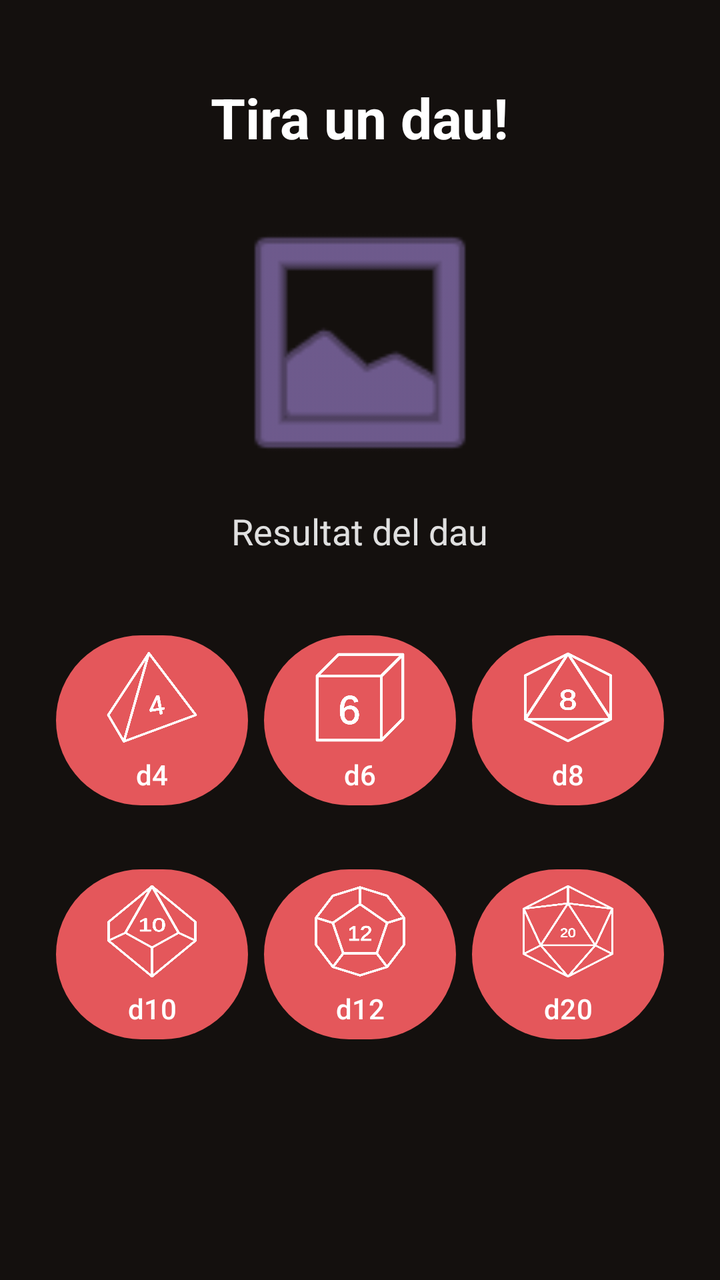
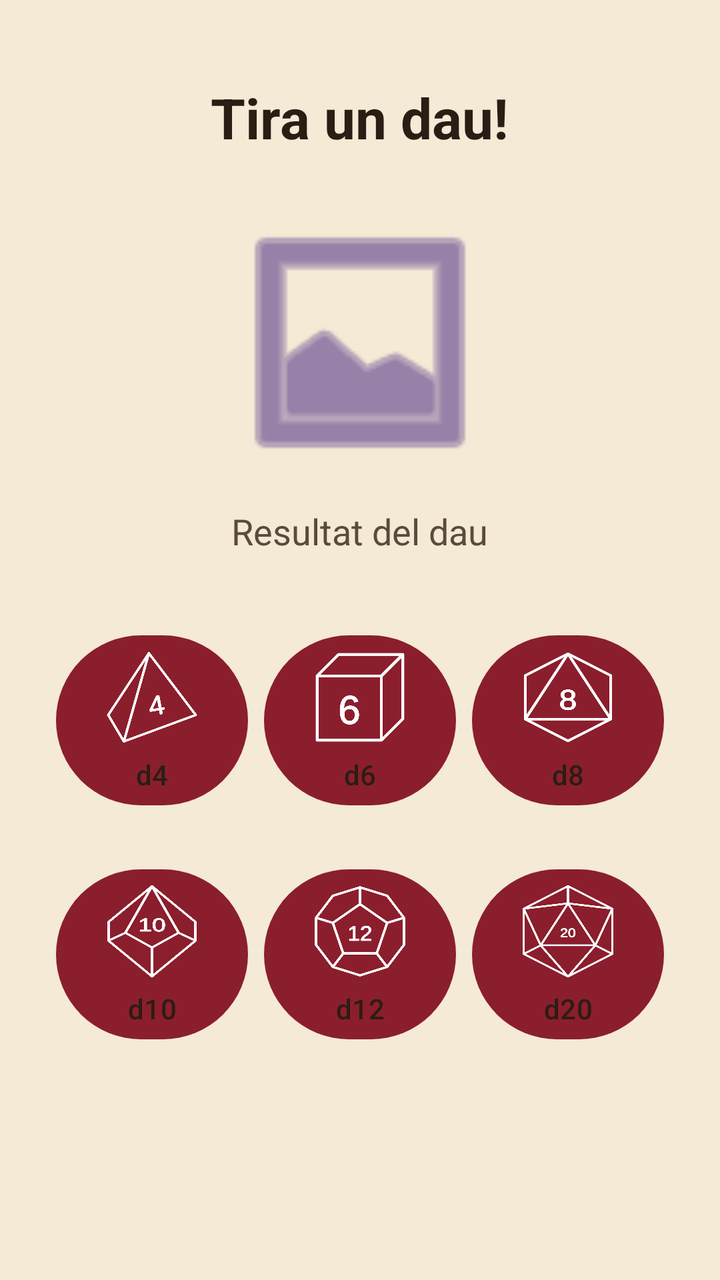

The first picture is an Android layout as it rendered before a commit; the second is the same layout after the commit. The layout source and the unified diff follow.
<!-- AndroidManifest.xml: application theme Theme.DnDiceCompanion -->
<!-- res/layout/fragment_daus.xml -->
<?xml version="1.0" encoding="utf-8"?>
<LinearLayout xmlns:android="http://schemas.android.com/apk/res/android"
    xmlns:app="http://schemas.android.com/apk/res-auto"
    xmlns:tools="http://schemas.android.com/tools"
    android:id="@+id/main"
    android:layout_width="match_parent"
    android:layout_height="match_parent"
    android:orientation="vertical"
    android:gravity="center_horizontal"
    android:padding="24dp"
    android:background="@color/fons_fosc"
    tools:context=".MainActivity">

    <TextView
        android:id="@+id/tv_title"
        android:layout_width="wrap_content"
        android:layout_height="wrap_content"
        android:layout_marginTop="16dp"
        android:layout_marginBottom="24dp"
        android:gravity="center"
        android:text="@string/roll_dice_title"
        android:textColor="@color/text_principal_fosc"
        android:textSize="28sp"
        android:textStyle="bold" />

    <LinearLayout
        android:id="@+id/layout_upper_section"
        android:layout_width="match_parent"
        android:layout_height="wrap_content"
        android:orientation="vertical"
        android:gravity="center"
        android:layout_marginBottom="32dp">

        <ImageView
            android:id="@+id/iv_dice_image"
            android:layout_width="140dp"
            android:layout_height="140dp"
            android:layout_gravity="center_horizontal"
            android:layout_marginBottom="12dp"
            android:contentDescription="@string/dice_image_desc"
            android:src="@android:drawable/ic_menu_gallery"
            app:tint="@color/accent_arca_fosc" />

        <TextView
            android:id="@+id/tv_dice_result"
            android:layout_width="wrap_content"
            android:layout_height="wrap_content"
            android:layout_gravity="center_horizontal"
            android:gravity="center"
            android:text="@string/dice_result_placeholder"
            android:textColor="@color/text_secundari_fosc"
            android:textSize="18sp" />
    </LinearLayout>

    <LinearLayout
        android:id="@+id/layout_buttons_container"
        android:layout_width="match_parent"
        android:layout_height="wrap_content"
        android:orientation="vertical"
        android:gravity="center">

        <LinearLayout
            android:id="@+id/layout_row1"
            android:layout_width="match_parent"
            android:layout_height="wrap_content"
            android:orientation="horizontal"
            android:gravity="center"
            android:layout_marginBottom="16dp">

            <com.google.android.material.button.MaterialButton
                android:id="@+id/btn_d4"
                android:layout_width="0dp"
                android:layout_height="wrap_content"
                android:layout_weight="1"
                android:layout_margin="4dp"
                android:text="@string/d4"
                android:contentDescription="@string/d4"
                android:textColor="@color/text_principal_fosc"
                app:backgroundTint="@color/primari_roig_brasa_fosc"
                app:icon="@drawable/dice4"
                app:iconSize="50dp"
                app:iconGravity="top"
                app:iconPadding="4dp" />

            <com.google.android.material.button.MaterialButton
                android:id="@+id/btn_d6"
                android:layout_width="0dp"
                android:layout_height="wrap_content"
                android:layout_weight="1"
                android:layout_margin="4dp"
                android:text="@string/d6"
                android:contentDescription="@string/d6"
                android:textColor="@color/text_principal_fosc"
                app:backgroundTint="@color/primari_roig_brasa_fosc"
                app:icon="@drawable/dice6"
                app:iconSize="50dp"
                app:iconGravity="top"
                app:iconPadding="4dp" />

            <com.google.android.material.button.MaterialButton
                android:id="@+id/btn_d8"
                android:layout_width="0dp"
                android:layout_height="wrap_content"
                android:layout_weight="1"
                android:layout_margin="4dp"
                android:text="@string/d8"
                android:contentDescription="@string/d8"
                android:textColor="@color/text_principal_fosc"
                app:backgroundTint="@color/primari_roig_brasa_fosc"
                app:icon="@drawable/dice8"
                app:iconSize="50dp"
                app:iconGravity="top"
                app:iconPadding="4dp" />

        </LinearLayout>

        <LinearLayout
            android:id="@+id/layout_row2"
            android:layout_width="match_parent"
            android:layout_height="wrap_content"
            android:orientation="horizontal"
            android:gravity="center">

            <com.google.android.material.button.MaterialButton
                android:id="@+id/btn_d10"
                android:layout_width="0dp"
                android:layout_height="wrap_content"
                android:layout_weight="1"
                android:layout_margin="4dp"
                android:text="@string/d10"
                android:contentDescription="@string/d10"
                android:textColor="@color/text_principal_fosc"
                app:backgroundTint="@color/primari_roig_brasa_fosc"
                app:icon="@drawable/dice10"
                app:iconSize="50dp"
                app:iconGravity="top"
                app:iconPadding="4dp" />

            <com.google.android.material.button.MaterialButton
                android:id="@+id/btn_d12"
                android:layout_width="0dp"
                android:layout_height="wrap_content"
                android:layout_weight="1"
                android:layout_margin="4dp"
                android:text="@string/d12"
                android:contentDescription="@string/d12"
                android:textColor="@color/text_principal_fosc"
                app:backgroundTint="@color/primari_roig_brasa_fosc"
                app:icon="@drawable/dice12"
                app:iconSize="50dp"
                app:iconGravity="top"
                app:iconPadding="4dp" />

            <com.google.android.material.button.MaterialButton
                android:id="@+id/btn_d20"
                android:layout_width="0dp"
                android:layout_height="wrap_content"
                android:layout_weight="1"
                android:layout_margin="4dp"
                android:text="@string/d20"
                android:contentDescription="@string/d20"
                android:textColor="@color/text_principal_fosc"
                app:backgroundTint="@color/primari_roig_brasa_fosc"
                app:icon="@drawable/dice20"
                app:iconSize="50dp"
                app:iconGravity="top"
                app:iconPadding="4dp" />

        </LinearLayout>

    </LinearLayout>

</LinearLayout>
<!-- resources referenced by this layout -->
<resources>
  <color name="accent_arca_fosc">#A98BE0</color>
  <color name="fons_fosc">#14100E</color>
  <color name="primari_roig_brasa_fosc">#E4575B</color>
  <color name="text_principal_fosc">#FFFFFF</color>
  <color name="text_secundari_fosc">#E0E0E0</color>
  <!-- drawable dice4 (drawable) -->
  <vector xmlns:android="http://schemas.android.com/apk/res/android"
      android:width="320dp"
      android:height="340dp"
      android:viewportWidth="160"
      android:viewportHeight="170">
    <path
        android:pathData="M75,10L35,160L150,115Z"
        android:strokeLineJoin="round"
        android:strokeWidth="4"
        android:fillColor="#00000000"
        android:strokeColor="#000000"
        android:strokeLineCap="round"/>
    <path
        android:pathData="M75,10L10,115L35,160Z"
        android:strokeLineJoin="round"
        android:strokeWidth="4"
        android:fillColor="#00000000"
        android:strokeColor="#000000"
        android:strokeLineCap="round"/>
    <path
        android:pathData="M95.51,105.98 L96.76,113.03 93,113.7 91.75,106.64 77.06,109.23 76.52,106.13 87.08,82.6 91.26,81.87 94.96,102.84 99.34,102.06 99.89,105.21ZM88.29,87.02Q88.27,87.16 87.88,88.3Q87.49,89.44 87.27,89.91L81.36,103.09L80.46,104.94L80.18,105.44L91.2,103.5Z"
        android:strokeLineJoin="round"
        android:strokeWidth="1.2"
        android:fillColor="#000000"
        android:strokeColor="#000000"/>
  </vector>
  <string name="d10">d10</string>
  <string name="d12">d12</string>
  <string name="d20">d20</string>
  <string name="d4">d4</string>
  <string name="d6">d6</string>
  <string name="d8">d8</string>
  <string name="dice_image_desc">Imatge del dau</string>
  <string name="dice_result_placeholder">Resultat del dau</string>
  <string name="roll_dice_title">Tira un dau!</string>
  <style name="Theme.DnDiceCompanion" parent="Base.Theme.DnDiceCompanion" />
  <style name="Base.Theme.DnDiceCompanion" parent="Theme.Material3.DayNight.NoActionBar">
      </style>
  <!-- unchanged entries left out for length: 5 -->
</resources>

<!-- the commit's change to res/layout/fragment_daus.xml (unified diff, before → after) -->
@@ -8,7 +8,7 @@
     android:orientation="vertical"
     android:gravity="center_horizontal"
     android:padding="24dp"
-    android:background="@color/fons_fosc"
+    android:background="?attr/android:windowBackground"
     tools:context=".MainActivity">
 
     <TextView
@@ -19,7 +19,7 @@
         android:layout_marginBottom="24dp"
         android:gravity="center"
         android:text="@string/roll_dice_title"
-        android:textColor="@color/text_principal_fosc"
+        android:textColor="?attr/colorOnSurface"
         android:textSize="28sp"
         android:textStyle="bold" />
 
@@ -39,7 +39,7 @@
             android:layout_marginBottom="12dp"
             android:contentDescription="@string/dice_image_desc"
             android:src="@android:drawable/ic_menu_gallery"
-            app:tint="@color/accent_arca_fosc" />
+            app:tint="?attr/colorTertiary" />
 
         <TextView
             android:id="@+id/tv_dice_result"
@@ -48,7 +48,7 @@
             android:layout_gravity="center_horizontal"
             android:gravity="center"
             android:text="@string/dice_result_placeholder"
-            android:textColor="@color/text_secundari_fosc"
+            android:textColor="?attr/colorOnSurfaceVariant"
             android:textSize="18sp" />
     </LinearLayout>
 
@@ -75,8 +75,8 @@
                 android:layout_margin="4dp"
                 android:text="@string/d4"
                 android:contentDescription="@string/d4"
-                android:textColor="@color/text_principal_fosc"
-                app:backgroundTint="@color/primari_roig_brasa_fosc"
+                android:textColor="?attr/colorOnSurface"
+                app:backgroundTint="?attr/colorPrimary"
                 app:icon="@drawable/dice4"
                 app:iconSize="50dp"
                 app:iconGravity="top"
@@ -90,8 +90,8 @@
                 android:layout_margin="4dp"
                 android:text="@string/d6"
                 android:contentDescription="@string/d6"
-                android:textColor="@color/text_principal_fosc"
-                app:backgroundTint="@color/primari_roig_brasa_fosc"
+                android:textColor="?attr/colorOnSurface"
+                app:backgroundTint="?attr/colorPrimary"
                 app:icon="@drawable/dice6"
                 app:iconSize="50dp"
                 app:iconGravity="top"
@@ -105,8 +105,8 @@
                 android:layout_margin="4dp"
                 android:text="@string/d8"
                 android:contentDescription="@string/d8"
-                android:textColor="@color/text_principal_fosc"
-                app:backgroundTint="@color/primari_roig_brasa_fosc"
+                android:textColor="?attr/colorOnSurface"
+                app:backgroundTint="?attr/colorPrimary"
                 app:icon="@drawable/dice8"
                 app:iconSize="50dp"
                 app:iconGravity="top"
@@ -129,8 +129,8 @@
                 android:layout_margin="4dp"
                 android:text="@string/d10"
                 android:contentDescription="@string/d10"
-                android:textColor="@color/text_principal_fosc"
-                app:backgroundTint="@color/primari_roig_brasa_fosc"
+                android:textColor="?attr/colorOnSurface"
+                app:backgroundTint="?attr/colorPrimary"
                 app:icon="@drawable/dice10"
                 app:iconSize="50dp"
                 app:iconGravity="top"
@@ -144,8 +144,8 @@
                 android:layout_margin="4dp"
                 android:text="@string/d12"
                 android:contentDescription="@string/d12"
-                android:textColor="@color/text_principal_fosc"
-                app:backgroundTint="@color/primari_roig_brasa_fosc"
+                android:textColor="?attr/colorOnSurface"
+                app:backgroundTint="?attr/colorPrimary"
                 app:icon="@drawable/dice12"
                 app:iconSize="50dp"
                 app:iconGravity="top"
@@ -159,8 +159,8 @@
                 android:layout_margin="4dp"
                 android:text="@string/d20"
                 android:contentDescription="@string/d20"
-                android:textColor="@color/text_principal_fosc"
-                app:backgroundTint="@color/primari_roig_brasa_fosc"
+                android:textColor="?attr/colorOnSurface"
+                app:backgroundTint="?attr/colorPrimary"
                 app:icon="@drawable/dice20"
                 app:iconSize="50dp"
                 app:iconGravity="top"
<!-- resource entries referenced after the edit -->
@@ -1,10 +1,5 @@
 <!-- resources referenced by this layout -->
 <resources>
-  <color name="accent_arca_fosc">#A98BE0</color>
-  <color name="fons_fosc">#14100E</color>
-  <color name="primari_roig_brasa_fosc">#E4575B</color>
-  <color name="text_principal_fosc">#FFFFFF</color>
-  <color name="text_secundari_fosc">#E0E0E0</color>
   <!-- drawable dice4 (drawable) -->
   <vector xmlns:android="http://schemas.android.com/apk/res/android"
       android:width="320dp"
@@ -43,7 +38,23 @@
   <string name="roll_dice_title">Tira un dau!</string>
   <style name="Theme.DnDiceCompanion" parent="Base.Theme.DnDiceCompanion" />
   <style name="Base.Theme.DnDiceCompanion" parent="Theme.Material3.DayNight.NoActionBar">
+          <item name="colorPrimary">@color/primari_roig_drac_clar</item>
+          <item name="colorSecondary">@color/secundari_or_clar</item>
+          <item name="colorTertiary">@color/accent_arca_clar</item>
+          <item name="android:windowBackground">@color/fons_clar</item>
+          <item name="colorSurface">@color/superficie_clar</item>
+          <item name="colorOnSurface">@color/text_principal_clar</item>
+          <item name="colorOnSurfaceVariant">@color/text_secundari_clar</item>
+          <item name="colorOutline">@color/vora_clar</item>
       </style>
+  <color name="primari_roig_drac_clar">#8B1E2D</color>
+  <color name="secundari_or_clar">#B8862B</color>
+  <color name="accent_arca_clar">#5B3A8C</color>
+  <color name="fons_clar">#F4EAD5</color>
+  <color name="superficie_clar">#FBF5E6</color>
+  <color name="text_principal_clar">#2B1D14</color>
+  <color name="text_secundari_clar">#5C4A3A</color>
+  <color name="vora_clar">#CDB894</color>
   <!-- unchanged entries left out for length: 5 -->
 </resources>
 
